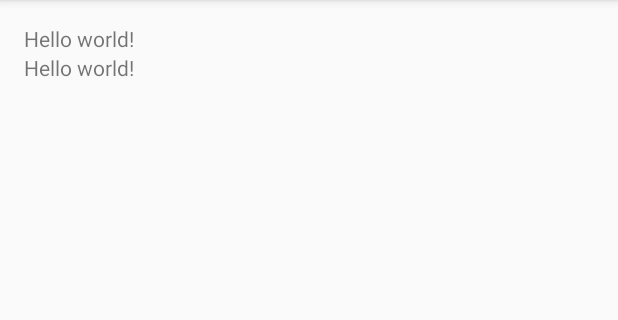
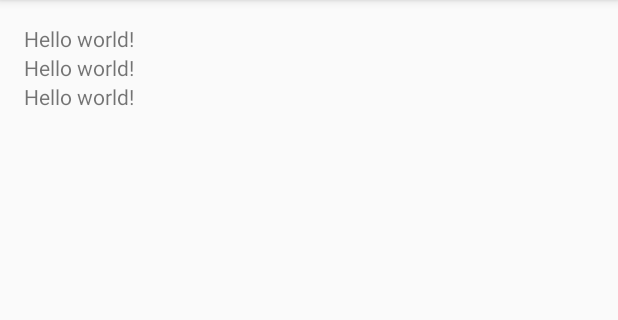
Before and after one commit to qiubing/LoveTrain, an Android app: the screen it shows after launch (MainActivity), on a phone screen of 412 x 824 dp, the part 84-404 px from its top. Run offline under Robolectric (Android 15) with nearby library versions, the phone set to English and light mode, and no system bars.

Commit message:
hx test4

```diff
--- a/app/src/main/res/layout/activity_main.xml
+++ b/app/src/main/res/layout/activity_main.xml
@@ -18,5 +18,11 @@
     <TextView
         android:layout_width="wrap_content"
         android:layout_height="wrap_content"
+        android:text="@string/hello_world"
+        />
+
+    <TextView
+        android:layout_width="wrap_content"
+        android:layout_height="wrap_content"
         android:text="@string/hello_world" />
 </LinearLayout>
```
Also changed, not shown: 1 other file.
